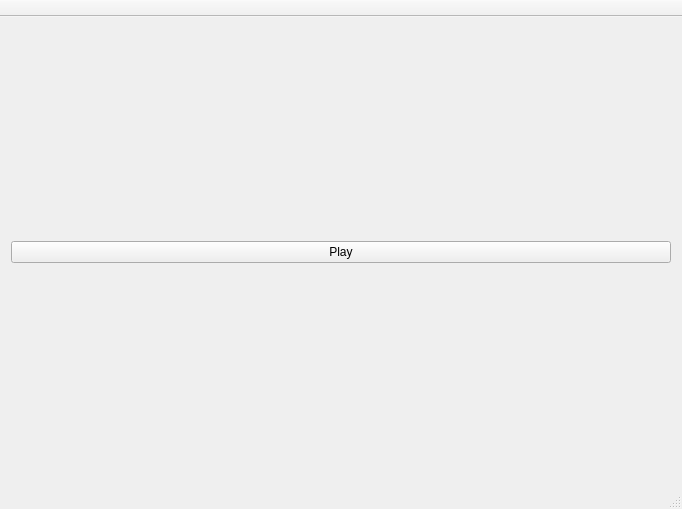
k-gregory/OP_repo, file courses/prog_base_3/project/qSynth/mainwindow.ui: the form before one commit.
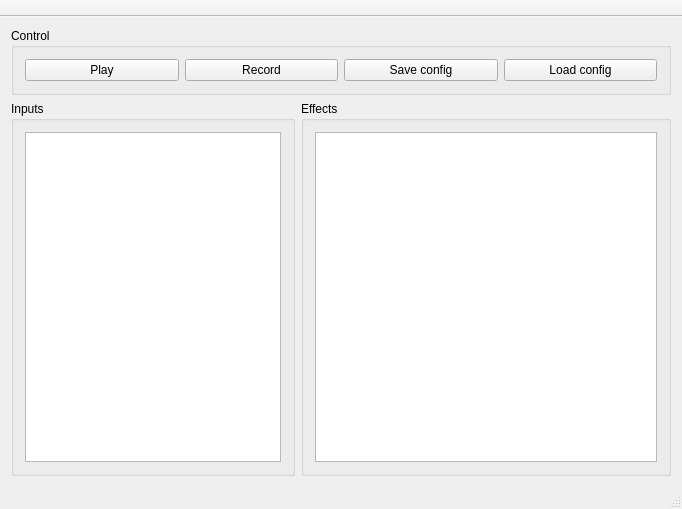
The form after the commit.

Commit message: Add generic input and work with interface

What changed in the file:
```diff
--- a/courses/prog_base_3/project/qSynth/mainwindow.ui
+++ b/courses/prog_base_3/project/qSynth/mainwindow.ui
@@ -14,14 +14,89 @@
    <string>MainWindow</string>
   </property>
   <widget class="QWidget" name="centralWidget">
-   <layout class="QHBoxLayout" name="horizontalLayout">
+   <layout class="QHBoxLayout" name="horizontalLayout_3">
     <item>
-     <layout class="QVBoxLayout" name="verticalLayout">
-      <item>
-       <widget class="QPushButton" name="playButton">
-        <property name="text">
-         <string>Play</string>
+     <layout class="QGridLayout" name="gridLayout">
+      <item row="1" column="1">
+       <widget class="QGroupBox" name="inputsGB">
+        <property name="sizePolicy">
+         <sizepolicy hsizetype="Preferred" vsizetype="Preferred">
+          <horstretch>0</horstretch>
+          <verstretch>0</verstretch>
+         </sizepolicy>
         </property>
+        <property name="title">
+         <string>Inputs</string>
+        </property>
+        <layout class="QHBoxLayout" name="horizontalLayout_2">
+         <item>
+          <widget class="QListView" name="inputsList">
+           <property name="sizePolicy">
+            <sizepolicy hsizetype="Minimum" vsizetype="Expanding">
+             <horstretch>0</horstretch>
+             <verstretch>0</verstretch>
+            </sizepolicy>
+           </property>
+          </widget>
+         </item>
+        </layout>
+        <zorder>playButton</zorder>
+        <zorder>inputsList</zorder>
+       </widget>
+      </item>
+      <item row="1" column="2">
+       <widget class="QGroupBox" name="EffectsGB">
+        <property name="title">
+         <string>Effects</string>
+        </property>
+        <layout class="QHBoxLayout" name="horizontalLayout">
+         <item>
+          <widget class="QTreeView" name="effectsTree"/>
+         </item>
+        </layout>
+       </widget>
+      </item>
+      <item row="0" column="1" colspan="2">
+       <widget class="QGroupBox" name="groupBox">
+        <property name="sizePolicy">
+         <sizepolicy hsizetype="Minimum" vsizetype="Preferred">
+          <horstretch>0</horstretch>
+          <verstretch>0</verstretch>
+         </sizepolicy>
+        </property>
+        <property name="title">
+         <string>Control</string>
+        </property>
+        <layout class="QHBoxLayout" name="horizontalLayout_4">
+         <item>
+          <widget class="QPushButton" name="playButton">
+           <property name="text">
+            <string>Play</string>
+           </property>
+          </widget>
+         </item>
+         <item>
+          <widget class="QPushButton" name="recordButton">
+           <property name="text">
+            <string>Record</string>
+           </property>
+          </widget>
+         </item>
+         <item>
+          <widget class="QPushButton" name="configSaveBtn">
+           <property name="text">
+            <string>Save config</string>
+           </property>
+          </widget>
+         </item>
+         <item>
+          <widget class="QPushButton" name="configLoadBtn">
+           <property name="text">
+            <string>Load config</string>
+           </property>
+          </widget>
+         </item>
+        </layout>
        </widget>
       </item>
      </layout>
```
The commit also changes 6 other files.
